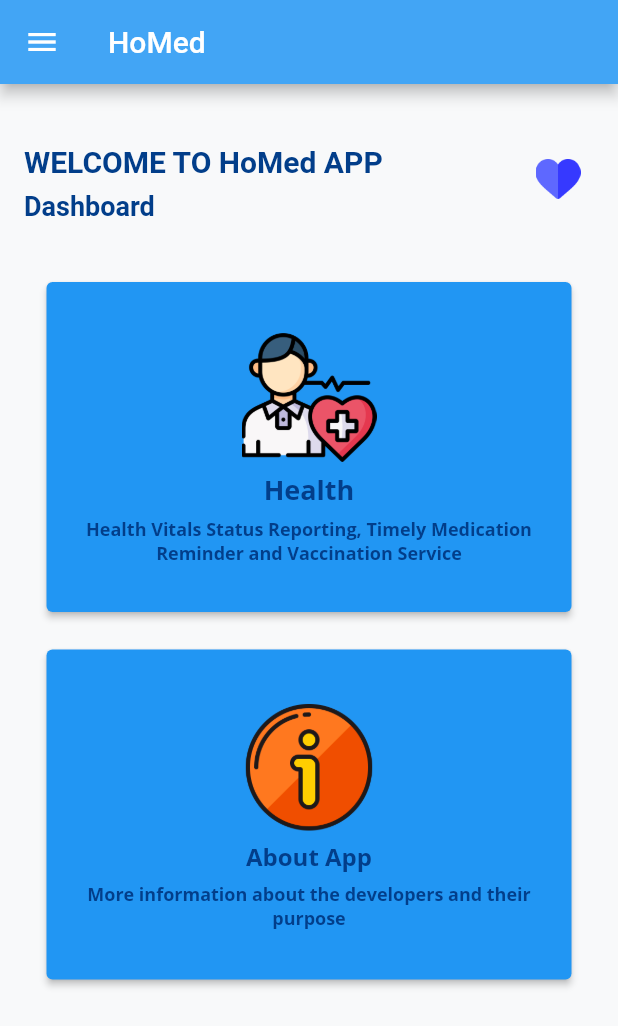
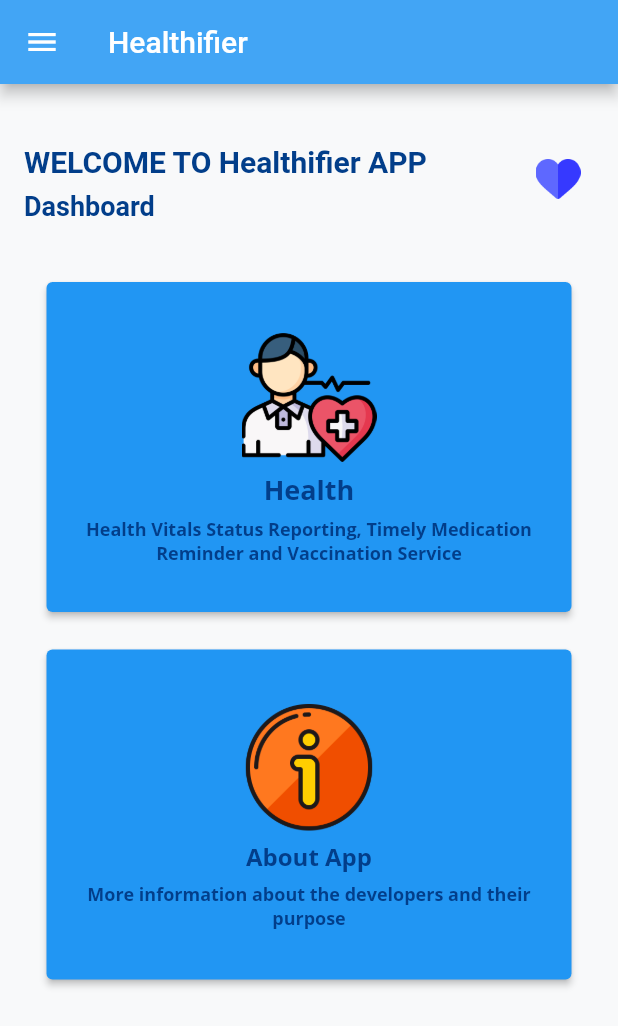
Before and after one commit to shivanisorte/Gruhini, a Flutter app: the screen it shows after launch, on a phone screen of 412 x 824 dp. Shown: the top 1026 px of the screen. Run offline on Flutter 3.47's test engine with Material 2 defaults, Android fonts, the phone set to English and light mode, and no system bars; our stand-ins replace google_fonts.

Commit message:
Changed app name

```diff
--- a/gruhini/lib/main.dart
+++ b/gruhini/lib/main.dart
@@ -42,7 +42,7 @@ class SecondScreen extends StatelessWidget {
     return Scaffold(
       backgroundColor: Color(0xfff8f9fa),
       appBar: AppBar(
-        title: Text("HoMed"),
+        title: Text("Healthifier"),
         backgroundColor: Color(0xff42a5f5),
       ),
       body: Column(
@@ -59,7 +59,7 @@ class SecondScreen extends StatelessWidget {
                 Column(
                   crossAxisAlignment: CrossAxisAlignment.start,
                   children: <Widget>[
-                    Text("WELCOME TO HoMed APP",
+                    Text("WELCOME TO Healthifier APP",
                         style: TextStyle(
                             color: Color(0xff023e8a),
                             fontSize: 20,
--- a/gruhini/pubspec.yaml
+++ b/gruhini/pubspec.yaml
@@ -32,7 +32,7 @@ dependencies:
   flutter:
     sdk: flutter
 
-
+  shared_preferences: ^2.0.9
 
 
 
```
Also changed, not shown: gruhini/pubspec.lock.
